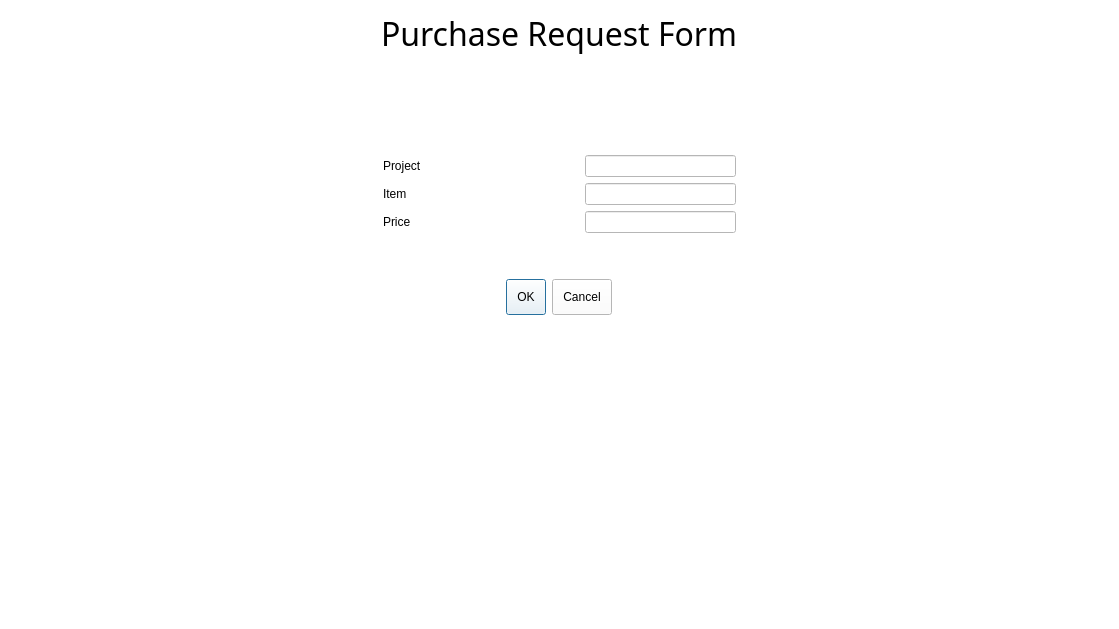
arc-bphc/sims-gui, file requestitem.ui: the form before one commit.
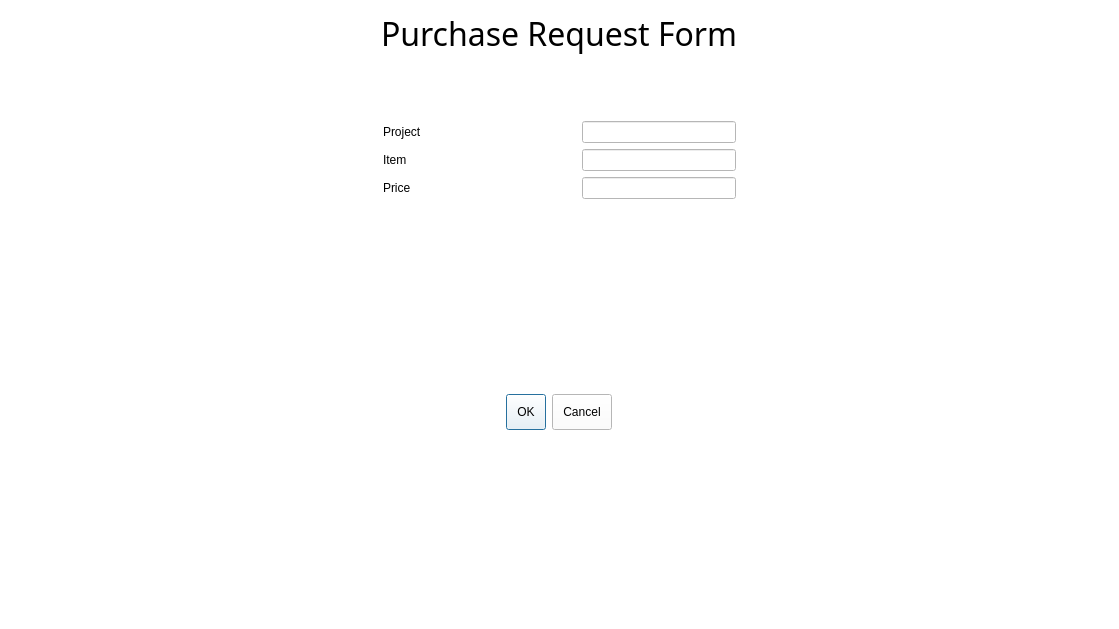
The form after the commit.

Commit message: Changed buttonBox on purchaseRequest

Diff of the .ui file:
```diff
--- a/requestitem.ui
+++ b/requestitem.ui
@@ -19,6 +19,13 @@
 </string>
   </property>
   <layout class="QGridLayout" name="gridLayout_3">
+   <item row="2" column="1" alignment="Qt::AlignHCenter">
+    <widget class="QDialogButtonBox" name="buttonBox">
+     <property name="standardButtons">
+      <set>QDialogButtonBox::Cancel|QDialogButtonBox::Ok</set>
+     </property>
+    </widget>
+   </item>
    <item row="0" column="0">
     <spacer name="horizontalSpacer_3">
      <property name="orientation">
@@ -49,19 +56,6 @@
     <layout class="QGridLayout" name="gridLayout">
      <item row="2" column="1">
       <layout class="QGridLayout" name="gridLayout_2">
-       <item row="3" column="1" colspan="3">
-        <spacer name="verticalSpacer_4">
-         <property name="orientation">
-          <enum>Qt::Vertical</enum>
-         </property>
-         <property name="sizeHint" stdset="0">
-          <size>
-           <width>20</width>
-           <height>40</height>
-          </size>
-         </property>
-        </spacer>
-       </item>
        <item row="0" column="3">
         <widget class="QLineEdit" name="project"/>
        </item>
@@ -105,13 +99,6 @@
          </property>
         </spacer>
        </item>
-       <item row="4" column="1" colspan="3" alignment="Qt::AlignHCenter">
-        <widget class="QDialogButtonBox" name="buttonBox">
-         <property name="standardButtons">
-          <set>QDialogButtonBox::Cancel|QDialogButtonBox::Ok</set>
-         </property>
-        </widget>
-       </item>
       </layout>
      </item>
      <item row="0" column="0" colspan="3" alignment="Qt::AlignHCenter">
@@ -154,7 +141,7 @@
      </item>
     </layout>
    </item>
-   <item row="1" column="1">
+   <item row="3" column="1">
     <spacer name="verticalSpacer_2">
      <property name="orientation">
       <enum>Qt::Vertical</enum>
@@ -167,6 +154,19 @@
      </property>
     </spacer>
    </item>
+   <item row="1" column="1">
+    <spacer name="verticalSpacer_3">
+     <property name="orientation">
+      <enum>Qt::Vertical</enum>
+     </property>
+     <property name="sizeHint" stdset="0">
+      <size>
+       <width>20</width>
+       <height>40</height>
+      </size>
+     </property>
+    </spacer>
+   </item>
   </layout>
   <zorder>horizontalSpacer_3</zorder>
   <zorder>horizontalSpacer_4</zorder>
```
Left out of the diff: 2 changed lines with no effect on the pictures. The commit also changes 11 other files.
